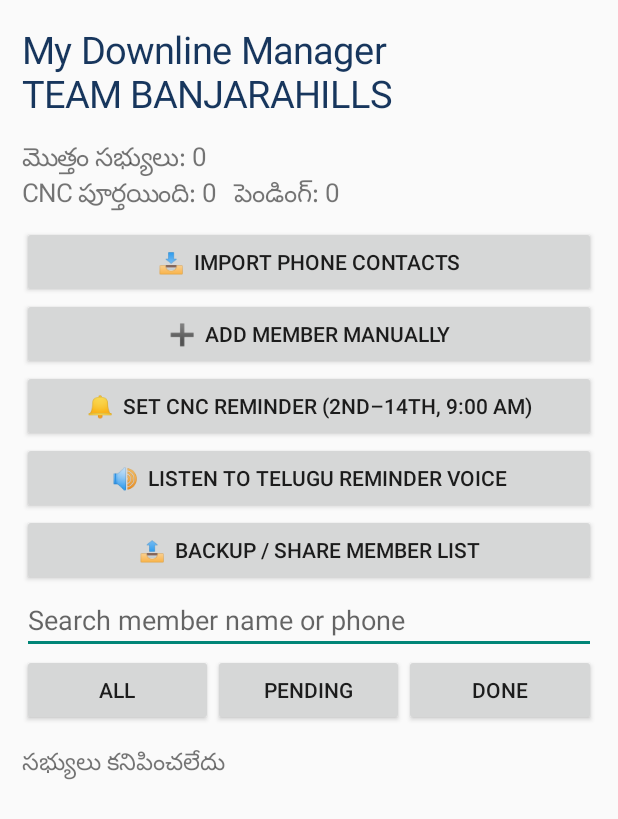
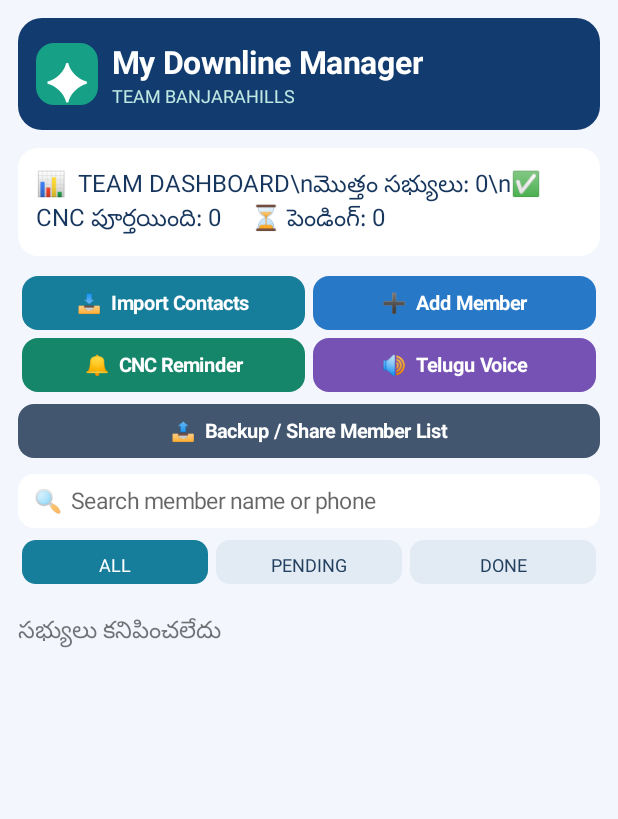
Before and after one commit to Parnashr/My-Downline-Manager, an Android app: the screen it shows after launch (MainActivity), on a phone screen of 412 x 824 dp. Shown: the top 819 px of the screen. Run offline under Robolectric (Android 15) with nearby library versions, the phone set to English and light mode, and no system bars.

Commit message:
Refresh app interface with Team Banjarahills branding and colors

```diff
--- a/app/src/main/java/com/teambanjarahills/mydownlinemanager/MainActivity.kt
+++ b/app/src/main/java/com/teambanjarahills/mydownlinemanager/MainActivity.kt
@@ -50,38 +50,92 @@ class MainActivity : Activity(), TextToSpeech.OnInitListener {
     }
 
     private fun buildScreen() {
-        val scroll = ScrollView(this)
-        main = LinearLayout(this).apply { orientation = LinearLayout.VERTICAL; setPadding(22, 24, 22, 28) }
+        val scroll = ScrollView(this).apply { setBackgroundColor(0xFFF3F6FC.toInt()) }
+        main = LinearLayout(this).apply {
+            orientation = LinearLayout.VERTICAL
+            setPadding(18, 18, 18, 26)
+        }
         scroll.addView(main); setContentView(scroll)
 
-        main.addView(TextView(this).apply {
-            text = "My Downline Manager\nTEAM BANJARAHILLS"
-            textSize = 25f; setTextColor(0xFF17365D.toInt()); setPadding(0,0,0,12)
+        val header = LinearLayout(this).apply {
+            orientation = LinearLayout.HORIZONTAL
+            gravity = Gravity.CENTER_VERTICAL
+            setPadding(18, 22, 18, 22)
+            background = rounded(0xFF123B70.toInt(), 24)
+        }
+        val logo = TextView(this).apply {
+            text = "✦"
+            textSize = 34f
+            gravity = Gravity.CENTER
+            setTextColor(0xFFFFFFFF.toInt())
+            background = rounded(0xFF16A085.toInt(), 18)
+        }
+        header.addView(logo, LinearLayout.LayoutParams(62, 62))
+        val brand = LinearLayout(this).apply { orientation = LinearLayout.VERTICAL; setPadding(14,0,0,0) }
+        brand.addView(TextView(this).apply {
+            text = "My Downline Manager"
+            textSize = 21f; setTextColor(0xFFFFFFFF.toInt()); setTypeface(null, android.graphics.Typeface.BOLD)
         })
-        summary = TextView(this).apply { textSize = 17f; setPadding(0,8,0,12) }
-        main.addView(summary)
+        brand.addView(TextView(this).apply {
+            text = "TEAM BANJARAHILLS"
+            textSize = 12f; setTextColor(0xFFBFE8E2.toInt())
+        })
+        header.addView(brand)
+        main.addView(header, marginParams(-1, -2, 0, 0, 0, 18))
 
-        button("📥  Import Phone Contacts") { importContacts() }
-        button("➕  Add Member Manually") { addManual() }
-        button("🔔  Set CNC Reminder (2nd–14th, 9:00 AM)") {
-            ReminderScheduler.scheduleNext(this)
-            Toast.makeText(this, "Monthly CNC reminder is scheduled", Toast.LENGTH_LONG).show()
+        summary = TextView(this).apply {
+            textSize = 16f
+            setTextColor(0xFF17365D.toInt())
+            setPadding(18, 18, 18, 18)
+            background = rounded(0xFFFFFFFF.toInt(), 20)
         }
-        button("🔊  Listen to Telugu Reminder Voice") { speakReminder() }
-        button("📤  Backup / Share Member List") { shareBackup() }
+        main.addView(summary, marginParams(-1, -2, 0, 0, 0, 16))
 
-        search = EditText(this).apply { hint = "Search member name or phone"; setSingleLine(true) }
+        val actionGrid = LinearLayout(this).apply { orientation = LinearLayout.VERTICAL }
+        val row1 = LinearLayout(this).apply { orientation = LinearLayout.HORIZONTAL }
+        row1.addView(actionButton("📥  Import Contacts", 0xFF167D9A.toInt()) { importContacts() }, weightedParams())
+        row1.addView(actionButton("➕  Add Member", 0xFF2878C8.toInt()) { addManual() }, weightedParams())
+        actionGrid.addView(row1)
+        val row2 = LinearLayout(this).apply { orientation = LinearLayout.HORIZONTAL }
+        row2.addView(actionButton("🔔  CNC Reminder", 0xFF16866B.toInt()) {
+            ReminderScheduler.scheduleNext(this@MainActivity)
+            Toast.makeText(this@MainActivity, "Monthly CNC reminder is scheduled", Toast.LENGTH_LONG).show()
+        }, weightedParams())
+        row2.addView(actionButton("🔊  Telugu Voice", 0xFF7652B5.toInt()) { speakReminder() }, weightedParams())
+        actionGrid.addView(row2)
+        actionGrid.addView(actionButton("📤  Backup / Share Member List", 0xFF42566F.toInt()) { shareBackup() },
+            LinearLayout.LayoutParams(-1, 54).apply { topMargin = 8 })
+        main.addView(actionGrid, marginParams(-1, -2, 0, 0, 0, 16))
+
+        search = EditText(this).apply {
+            hint = "🔍  Search member name or phone"
+            setSingleLine(true)
+            textSize = 15f
+            setTextColor(0xFF17365D.toInt())
+            setPadding(16, 8, 16, 8)
+            background = rounded(0xFFFFFFFF.toInt(), 16)
+        }
         search.addTextChangedListener(object : TextWatcher {
             override fun beforeTextChanged(s: CharSequence?, start: Int, count: Int, after: Int) {}
             override fun onTextChanged(s: CharSequence?, start: Int, before: Int, count: Int) { refreshList() }
             override fun afterTextChanged(s: Editable?) {}
         })
-        main.addView(search)
+        main.addView(search, marginParams(-1, 54, 0, 0, 0, 10))
 
-        val filters = LinearLayout(this).apply { orientation = LinearLayout.HORIZONTAL; gravity = Gravity.CENTER }
+        val filters = LinearLayout(this).apply {
+            orientation = LinearLayout.HORIZONTAL
+            gravity = Gravity.CENTER
+            setPadding(0, 2, 0, 10)
+        }
         listOf("ALL", "PENDING", "DONE").forEach { f ->
-            val b = Button(this).apply { text = f; setOnClickListener { filter = f; refreshList() } }
-            filters.addView(b, LinearLayout.LayoutParams(0, -2, 1f))
+            val b = TextView(this).apply {
+                text = f; textSize = 12f; gravity = Gravity.CENTER
+                setTextColor(if (filter == f) 0xFFFFFFFF.toInt() else 0xFF23415F.toInt())
+                setPadding(8, 12, 8, 12)
+                background = rounded(if (filter == f) 0xFF167D9A.toInt() else 0xFFE2EAF4.toInt(), 14)
+                setOnClickListener { filter = f; buildScreenRefreshFilters(); refreshList() }
+            }
+            filters.addView(b, LinearLayout.LayoutParams(0, 44, 1f).apply { setMargins(4,0,4,0) })
         }
         main.addView(filters)
         listArea = LinearLayout(this).apply { orientation = LinearLayout.VERTICAL }
@@ -89,13 +143,34 @@ class MainActivity : Activity(), TextToSpeech.OnInitListener {
         refreshList()
     }
 
-    private fun button(label: String, action: () -> Unit) {
-        main.addView(Button(this).apply { text = label; setOnClickListener { action() } })
+    private fun buildScreenRefreshFilters() {
+        if (!::main.isInitialized) return
+        // Rebuild the screen so the selected filter receives the active color.
+        buildScreen()
     }
+
+    private fun rounded(color: Int, radius: Int): android.graphics.drawable.GradientDrawable =
+        android.graphics.drawable.GradientDrawable().apply {
+            setColor(color); cornerRadius = radius.toFloat()
+        }
+
+    private fun marginParams(width: Int, height: Int, left: Int, top: Int, right: Int, bottom: Int) =
+        LinearLayout.LayoutParams(width, height).apply { setMargins(left, top, right, bottom) }
+
+    private fun weightedParams() =
+        LinearLayout.LayoutParams(0, 54, 1f).apply { setMargins(4, 4, 4, 4) }
+
+    private fun actionButton(label: String, color: Int, action: () -> Unit): TextView =
+        TextView(this).apply {
+            text = label; textSize = 13f; gravity = Gravity.CENTER
+            setTextColor(0xFFFFFFFF.toInt()); setTypeface(null, android.graphics.Typeface.BOLD)
+            setPadding(8, 8, 8, 8); background = rounded(color, 16)
+            setOnClickListener { action() }
+        }
 
     private fun refreshList() {
         if (!::listArea.isInitialized) return
-        summary.text = "మొత్తం సభ్యులు: ${members.size}\nCNC పూర్తయింది: ${members.count { it.doneMonth == monthKey }}   పెండింగ్: ${members.count { it.doneMonth != monthKey }}"
+        summary.text = "📊  TEAM DASHBOARD\\nమొత్తం సభ్యులు: ${members.size}\\n✅ CNC పూర్తయింది: ${members.count { it.doneMonth == monthKey }}     ⏳ పెండింగ్: ${members.count { it.doneMonth != monthKey }}"
         listArea.removeAllViews()
         val q = if (::search.isInitialized) search.text.toString().trim().lowercase(Locale.getDefault()) else ""
         val filtered = members.filter {
@@ -107,7 +182,7 @@ class MainActivity : Activity(), TextToSpeech.OnInitListener {
         }
         filtered.forEach { m ->
             val card = LinearLayout(this).apply { orientation = LinearLayout.VERTICAL; setPadding(10,12,10,12) }
-            card.setBackgroundColor(0xFFF1F5F9.toInt())
+            card.background = rounded(0xFFFFFFFF.toInt(), 18)
             card.addView(TextView(this).apply {
                 text = "${m.name}\n${m.phone}\nCNC: ${if (m.doneMonth == monthKey) "DONE" else "PENDING"}"
                 textSize = 16f
```
